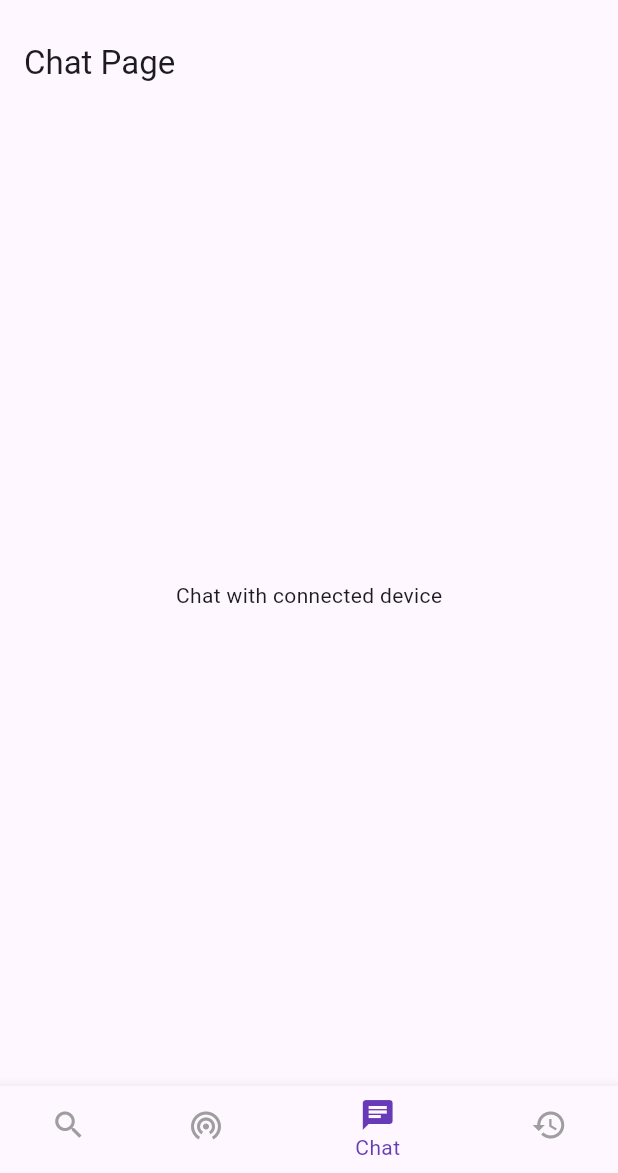
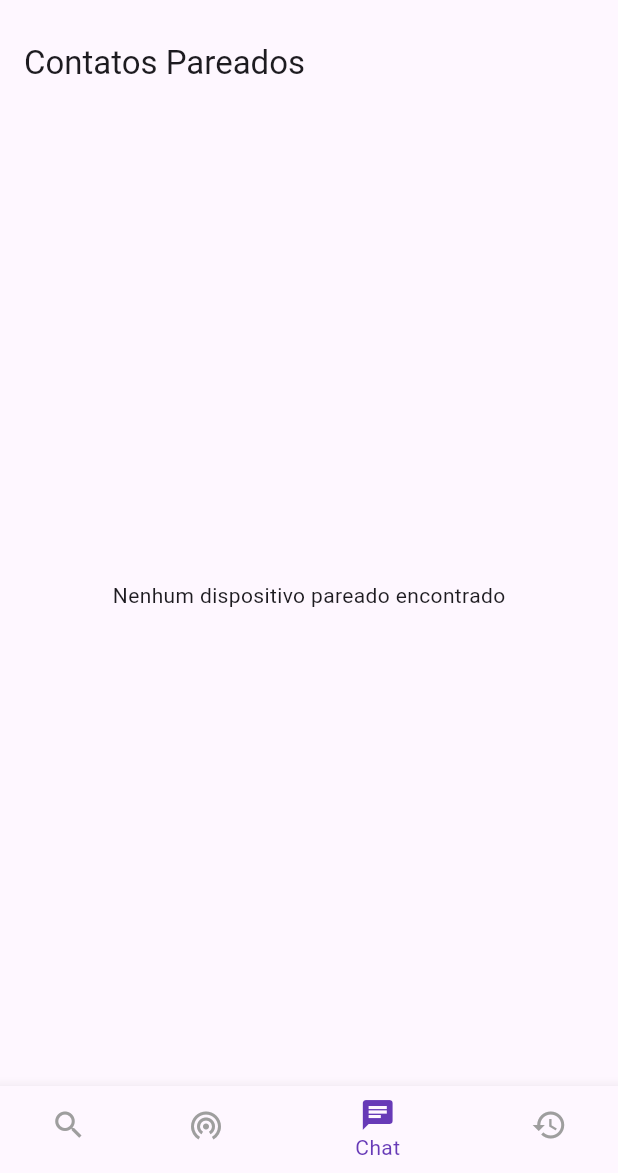
Before and after one commit to DerekSilva9/OmniMesh, a Flutter app: the screen it shows after launch, item 3 of the bottom bar chosen, on a phone screen of 412 x 824 dp, the part 63-1236 px from its top. Run offline on Flutter 3.47's test engine with Material 3 defaults, Android fonts, the phone set to English and light mode, and no system bars; our stand-ins replace flutter_bluetooth_serial, permission_handler.

Commit message:
tela de chat

```diff
--- a/lib/pages/chat_page.dart
+++ b/lib/pages/chat_page.dart
@@ -1,19 +1,53 @@
 import 'package:flutter/material.dart';
+import 'package:flutter_bluetooth_serial/flutter_bluetooth_serial.dart';
+import 'chat_screen.dart'; // Tela real de chat
 
-class ChatPage extends StatelessWidget {
+class ChatPage extends StatefulWidget {
+  @override
+  _ChatPageState createState() => _ChatPageState();
+}
+
+class _ChatPageState extends State<ChatPage> {
+  List<BluetoothDevice> _devices = [];
+
+  @override
+  void initState() {
+    super.initState();
+    _loadPairedDevices();
+  }
+
+  Future<void> _loadPairedDevices() async {
+    List<BluetoothDevice> devices = await FlutterBluetoothSerial.instance.getBondedDevices();
+    setState(() {
+      _devices = devices;
+    });
+  }
+
   @override
   Widget build(BuildContext context) {
     return Scaffold(
-      appBar: AppBar(title: Text('Chat Page')),
-      body: Center(
-        child: Column(
-          mainAxisAlignment: MainAxisAlignment.center,
-          children: [
-            Text('Chat with connected device'),
-            // Adicionar campo para mensagens e lógica de envio/recebimento
-          ],
-        ),
-      ),
+      appBar: AppBar(title: Text('Contatos Pareados')),
+      body: _devices.isEmpty
+          ? Center(child: Text('Nenhum dispositivo pareado encontrado'))
+          : ListView.builder(
+              itemCount: _devices.length,
+              itemBuilder: (context, index) {
+                final device = _devices[index];
+                return ListTile(
+                  leading: Icon(Icons.person),
+                  title: Text(device.name ?? 'Desconhecido'),
+                  subtitle: Text(device.address),
+                  onTap: () {
+                    Navigator.push(
+                      context,
+                      MaterialPageRoute(
+                        builder: (context) => ChatScreen(device: device),
+                      ),
+                    );
+                  },
+                );
+              },
+            ),
     );
   }
 }
```
Also changed, not shown: lib/pages/chat_screen.dart (added, +117 -0 lines).
